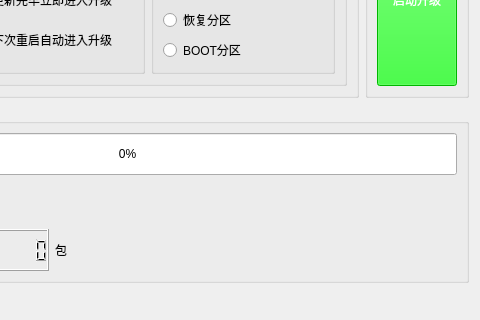
First picture: the form in updatefw_window/updatefw_window.ui, repository aron566/EOL_CAN_Tool, before the edit; both pictures show x 279 to 759 and y 408 to 728 of the 759 by 728 pixel window.
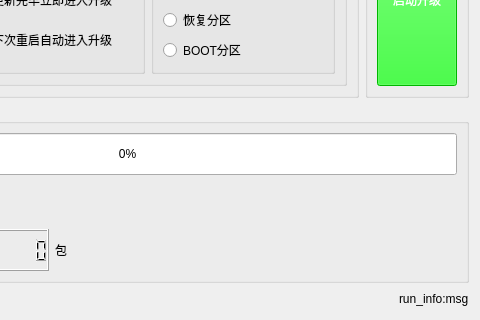
Second picture: the form after the edit.

Commit message: <feat>: <v1.3.3 提高升级速度 升级不刷界面数据>

```diff
--- a/updatefw_window/updatefw_window.ui
+++ b/updatefw_window/updatefw_window.ui
@@ -506,6 +506,13 @@
        </property>
       </spacer>
      </item>
+     <item>
+      <widget class="QLabel" name="run_info_msg">
+       <property name="text">
+        <string>run_info:msg</string>
+       </property>
+      </widget>
+     </item>
     </layout>
    </item>
    <item row="1" column="1" rowspan="2">
```
The commit also changes 7 other files.
